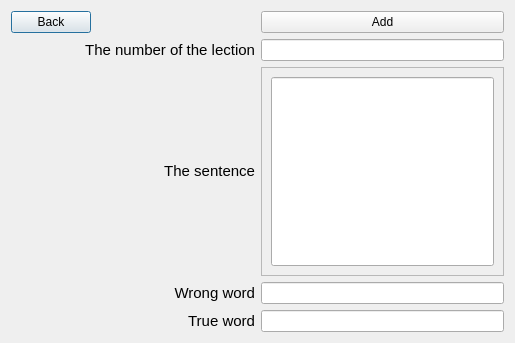
First picture: the form in mistakeplace.ui, repository ValeriaGrigoruants/Platform-for-learning-programming, before the edit.
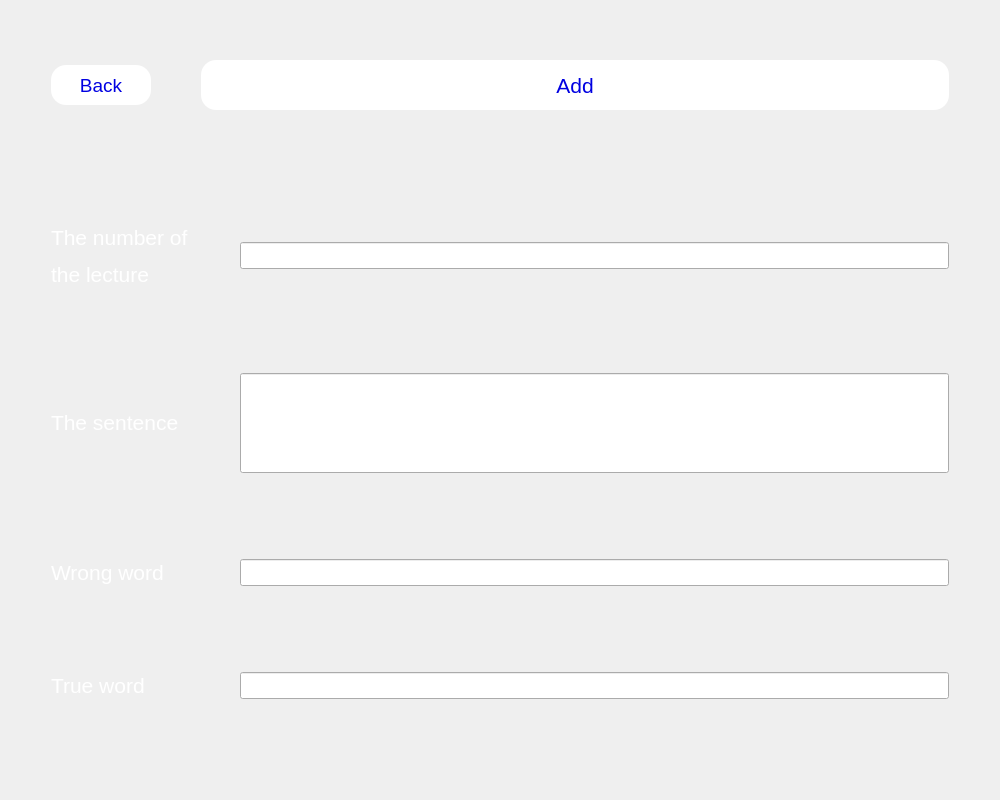
Second picture: the form after the edit.

Diff of the .ui file:
```diff
--- a/mistakeplace.ui
+++ b/mistakeplace.ui
@@ -6,28 +6,91 @@
    <rect>
     <x>0</x>
     <y>0</y>
-    <width>515</width>
-    <height>343</height>
+    <width>1000</width>
+    <height>800</height>
    </rect>
   </property>
   <property name="windowTitle">
    <string>Dialog</string>
   </property>
-  <layout class="QGridLayout" name="gridLayout">
-   <item row="0" column="0">
-    <layout class="QHBoxLayout" name="horizontalLayout">
+  <layout class="QVBoxLayout" name="verticalLayout_2">
+   <item>
+    <spacer name="verticalSpacer_6">
+     <property name="orientation">
+      <enum>Qt::Vertical</enum>
+     </property>
+     <property name="sizeType">
+      <enum>QSizePolicy::Fixed</enum>
+     </property>
+     <property name="sizeHint" stdset="0">
+      <size>
+       <width>10</width>
+       <height>40</height>
+      </size>
+     </property>
+    </spacer>
+   </item>
+   <item>
+    <layout class="QHBoxLayout" name="horizontalLayout_6">
+     <property name="spacing">
+      <number>10</number>
+     </property>
+     <property name="topMargin">
+      <number>0</number>
+     </property>
+     <item>
+      <spacer name="horizontalSpacer">
+       <property name="orientation">
+        <enum>Qt::Horizontal</enum>
+       </property>
+       <property name="sizeType">
+        <enum>QSizePolicy::Fixed</enum>
+       </property>
+       <property name="sizeHint" stdset="0">
+        <size>
+         <width>40</width>
+         <height>20</height>
+        </size>
+       </property>
+      </spacer>
+     </item>
      <item>
       <widget class="QPushButton" name="back">
+       <property name="sizePolicy">
+        <sizepolicy hsizetype="Fixed" vsizetype="Fixed">
+         <horstretch>0</horstretch>
+         <verstretch>0</verstretch>
+        </sizepolicy>
+       </property>
+       <property name="minimumSize">
+        <size>
+         <width>100</width>
+         <height>40</height>
+        </size>
+       </property>
+       <property name="cursor">
+        <cursorShape>PointingHandCursor</cursorShape>
+       </property>
+       <property name="styleSheet">
+        <string notr="true">#back {
+	font: 14pt;
+color: rgb(0, 0, 225);
+border-radius: 15px;
+background-color: rgb(255, 255, 255)}</string>
+       </property>
        <property name="text">
         <string>Back</string>
        </property>
       </widget>
      </item>
      <item>
-      <spacer name="horizontalSpacer">
+      <spacer name="horizontalSpacer_6">
        <property name="orientation">
         <enum>Qt::Horizontal</enum>
        </property>
+       <property name="sizeType">
+        <enum>QSizePolicy::Fixed</enum>
+       </property>
        <property name="sizeHint" stdset="0">
         <size>
          <width>40</width>
@@ -36,80 +99,257 @@
        </property>
       </spacer>
      </item>
+     <item>
+      <widget class="QPushButton" name="add">
+       <property name="minimumSize">
+        <size>
+         <width>0</width>
+         <height>50</height>
+        </size>
+       </property>
+       <property name="cursor">
+        <cursorShape>PointingHandCursor</cursorShape>
+       </property>
+       <property name="styleSheet">
+        <string notr="true">#add {
+	font: 16pt;
+color: rgb(0, 0, 225);
+border-radius: 15px;
+background-color: rgb(255, 255, 255)}</string>
+       </property>
+       <property name="text">
+        <string>Add</string>
+       </property>
+      </widget>
+     </item>
+     <item>
+      <spacer name="horizontalSpacer_5">
+       <property name="orientation">
+        <enum>Qt::Horizontal</enum>
+       </property>
+       <property name="sizeType">
+        <enum>QSizePolicy::Fixed</enum>
+       </property>
+       <property name="sizeHint" stdset="0">
+        <size>
+         <width>40</width>
+         <height>20</height>
+        </size>
+       </property>
+      </spacer>
+     </item>
     </layout>
    </item>
-   <item row="9" column="0">
-    <widget class="QLabel" name="label_4">
-     <property name="text">
-      <string>&lt;html&gt;&lt;head/&gt;&lt;body&gt;&lt;p align=&quot;right&quot;&gt;&lt;span style=&quot; font-size:11pt;&quot;&gt;True word&lt;/span&gt;&lt;/p&gt;&lt;/body&gt;&lt;/html&gt;</string>
+   <item>
+    <spacer name="verticalSpacer">
+     <property name="orientation">
+      <enum>Qt::Vertical</enum>
      </property>
-    </widget>
-   </item>
-   <item row="6" column="1">
-    <widget class="QLineEdit" name="number"/>
-   </item>
-   <item row="9" column="1">
-    <widget class="QLineEdit" name="true_1"/>
-   </item>
-   <item row="7" column="1">
-    <widget class="QScrollArea" name="scrollArea">
-     <property name="widgetResizable">
-      <bool>true</bool>
+     <property name="sizeType">
+      <enum>QSizePolicy::Fixed</enum>
      </property>
-     <widget class="QWidget" name="scrollAreaWidgetContents_2">
-      <property name="geometry">
-       <rect>
-        <x>0</x>
-        <y>0</y>
-        <width>241</width>
-        <height>195</height>
-       </rect>
-      </property>
-      <layout class="QVBoxLayout" name="verticalLayout">
-       <item>
-        <widget class="QLineEdit" name="sentence">
-         <property name="sizePolicy">
-          <sizepolicy hsizetype="Expanding" vsizetype="Expanding">
-           <horstretch>0</horstretch>
-           <verstretch>0</verstretch>
-          </sizepolicy>
-         </property>
-        </widget>
-       </item>
-      </layout>
-     </widget>
-    </widget>
-   </item>
-   <item row="8" column="1">
-    <widget class="QLineEdit" name="wrong"/>
-   </item>
-   <item row="7" column="0">
-    <widget class="QLabel" name="label_2">
-     <property name="text">
-      <string>&lt;html&gt;&lt;head/&gt;&lt;body&gt;&lt;p align=&quot;right&quot;&gt;&lt;span style=&quot; font-size:11pt;&quot;&gt;The sentence&lt;/span&gt;&lt;/p&gt;&lt;/body&gt;&lt;/html&gt;</string>
+     <property name="sizeHint" stdset="0">
+      <size>
+       <width>20</width>
+       <height>100</height>
+      </size>
      </property>
-    </widget>
+    </spacer>
    </item>
-   <item row="8" column="0">
-    <widget class="QLabel" name="label_3">
-     <property name="text">
-      <string>&lt;html&gt;&lt;head/&gt;&lt;body&gt;&lt;p align=&quot;right&quot;&gt;&lt;span style=&quot; font-size:11pt;&quot;&gt;Wrong word&lt;/span&gt;&lt;/p&gt;&lt;/body&gt;&lt;/html&gt;</string>
+   <item>
+    <layout class="QGridLayout" name="gridLayout">
+     <property name="topMargin">
+      <number>0</number>
      </property>
-    </widget>
+     <item row="0" column="3">
+      <widget class="QLineEdit" name="number">
+       <property name="font">
+        <font>
+         <pointsize>12</pointsize>
+        </font>
+       </property>
+      </widget>
+     </item>
+     <item row="0" column="2">
+      <spacer name="horizontalSpacer_3">
+       <property name="orientation">
+        <enum>Qt::Horizontal</enum>
+       </property>
+       <property name="sizeType">
+        <enum>QSizePolicy::Fixed</enum>
+       </property>
+       <property name="sizeHint" stdset="0">
+        <size>
+         <width>40</width>
+         <height>20</height>
+        </size>
+       </property>
+      </spacer>
+     </item>
+     <item row="0" column="1">
+      <widget class="QLabel" name="label">
+       <property name="text">
+        <string>&lt;html&gt;&lt;head/&gt;&lt;body&gt;&lt;p&gt;&lt;span style=&quot; font-size:16pt; color:#ffffff;&quot;&gt;The number of &lt;/span&gt;&lt;/p&gt;&lt;p&gt;&lt;span style=&quot; font-size:16pt; color:#ffffff;&quot;&gt;the lecture&lt;/span&gt;&lt;/p&gt;&lt;/body&gt;&lt;/html&gt;</string>
+       </property>
+      </widget>
+     </item>
+     <item row="5" column="3">
+      <spacer name="verticalSpacer_2">
+       <property name="orientation">
+        <enum>Qt::Vertical</enum>
+       </property>
+       <property name="sizeType">
+        <enum>QSizePolicy::Fixed</enum>
+       </property>
+       <property name="sizeHint" stdset="0">
+        <size>
+         <width>20</width>
+         <height>80</height>
+        </size>
+       </property>
+      </spacer>
+     </item>
+     <item row="6" column="1">
+      <widget class="QLabel" name="label_4">
+       <property name="text">
+        <string>&lt;html&gt;&lt;head/&gt;&lt;body&gt;&lt;p&gt;&lt;span style=&quot; font-size:16pt; color:#ffffff;&quot;&gt;True word&lt;/span&gt;&lt;/p&gt;&lt;/body&gt;&lt;/html&gt;</string>
+       </property>
+      </widget>
+     </item>
+     <item row="4" column="3">
+      <widget class="QLineEdit" name="wrong">
+       <property name="font">
+        <font>
+         <pointsize>12</pointsize>
+        </font>
+       </property>
+      </widget>
+     </item>
+     <item row="3" column="3">
+      <spacer name="verticalSpacer_3">
+       <property name="orientation">
+        <enum>Qt::Vertical</enum>
+       </property>
+       <property name="sizeType">
+        <enum>QSizePolicy::Fixed</enum>
+       </property>
+       <property name="sizeHint" stdset="0">
+        <size>
+         <width>20</width>
+         <height>80</height>
+        </size>
+       </property>
+      </spacer>
+     </item>
+     <item row="6" column="3">
+      <widget class="QLineEdit" name="true_1">
+       <property name="font">
+        <font>
+         <pointsize>12</pointsize>
+        </font>
+       </property>
+      </widget>
+     </item>
+     <item row="4" column="1">
+      <widget class="QLabel" name="label_3">
+       <property name="text">
+        <string>&lt;html&gt;&lt;head/&gt;&lt;body&gt;&lt;p&gt;&lt;span style=&quot; font-size:16pt; color:#ffffff;&quot;&gt;Wrong word&lt;/span&gt;&lt;/p&gt;&lt;/body&gt;&lt;/html&gt;</string>
+       </property>
+      </widget>
+     </item>
+     <item row="0" column="0">
+      <spacer name="horizontalSpacer_2">
+       <property name="orientation">
+        <enum>Qt::Horizontal</enum>
+       </property>
+       <property name="sizeType">
+        <enum>QSizePolicy::Fixed</enum>
+       </property>
+       <property name="sizeHint" stdset="0">
+        <size>
+         <width>40</width>
+         <height>20</height>
+        </size>
+       </property>
+      </spacer>
+     </item>
+     <item row="1" column="3">
+      <spacer name="verticalSpacer_4">
+       <property name="orientation">
+        <enum>Qt::Vertical</enum>
+       </property>
+       <property name="sizeType">
+        <enum>QSizePolicy::Fixed</enum>
+       </property>
+       <property name="sizeHint" stdset="0">
+        <size>
+         <width>20</width>
+         <height>80</height>
+        </size>
+       </property>
+      </spacer>
+     </item>
+     <item row="2" column="1">
+      <widget class="QLabel" name="label_2">
+       <property name="text">
+        <string>&lt;html&gt;&lt;head/&gt;&lt;body&gt;&lt;p&gt;&lt;span style=&quot; font-size:16pt; color:#ffffff;&quot;&gt;The sentence&lt;/span&gt;&lt;/p&gt;&lt;/body&gt;&lt;/html&gt;</string>
+       </property>
+      </widget>
+     </item>
+     <item row="2" column="3">
+      <widget class="QLineEdit" name="sentence">
+       <property name="sizePolicy">
+        <sizepolicy hsizetype="Expanding" vsizetype="Fixed">
+         <horstretch>0</horstretch>
+         <verstretch>0</verstretch>
+        </sizepolicy>
+       </property>
+       <property name="minimumSize">
+        <size>
+         <width>0</width>
+         <height>100</height>
+        </size>
+       </property>
+       <property name="font">
+        <font>
+         <pointsize>12</pointsize>
+        </font>
+       </property>
+      </widget>
+     </item>
+     <item row="0" column="4">
+      <spacer name="horizontalSpacer_4">
+       <property name="orientation">
+        <enum>Qt::Horizontal</enum>
+       </property>
+       <property name="sizeType">
+        <enum>QSizePolicy::Fixed</enum>
+       </property>
+       <property name="sizeHint" stdset="0">
+        <size>
+         <width>40</width>
+         <height>20</height>
+        </size>
+       </property>
+      </spacer>
+     </item>
+    </layout>
    </item>
-   <item row="6" column="0">
-    <widget class="QLabel" name="label">
-     <property name="text">
-      <string>&lt;html&gt;&lt;head/&gt;&lt;body&gt;&lt;p align=&quot;right&quot;&gt;&lt;span style=&quot; font-size:11pt;&quot;&gt;The number of the lection&lt;/span&gt;&lt;/p&gt;&lt;/body&gt;&lt;/html&gt;</string>
+   <item>
+    <spacer name="verticalSpacer_5">
+     <property name="orientation">
+      <enum>Qt::Vertical</enum>
      </property>
-    </widget>
-   </item>
-   <item row="0" column="1">
-    <widget class="QPushButton" name="add">
-     <property name="text">
-      <string>Add</string>
+     <property name="sizeType">
+      <enum>QSizePolicy::Fixed</enum>
      </property>
-    </widget>
+     <property name="sizeHint" stdset="0">
+      <size>
+       <width>20</width>
+       <height>80</height>
+      </size>
+     </property>
+    </spacer>
    </item>
   </layout>
  </widget>
```
